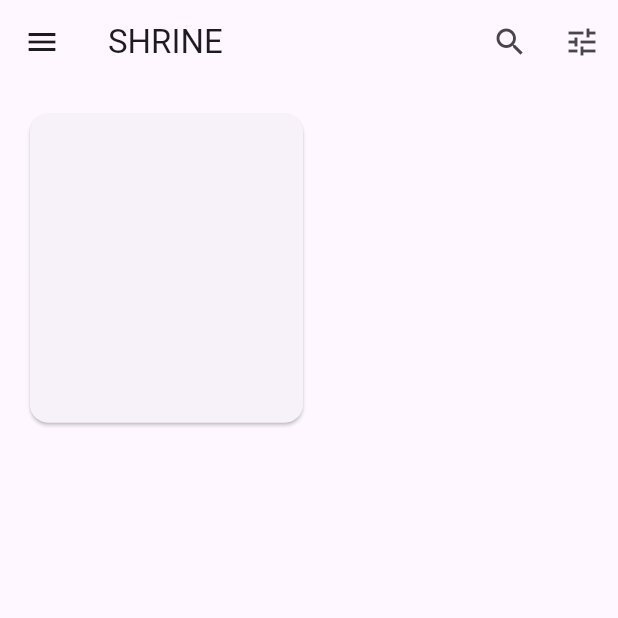
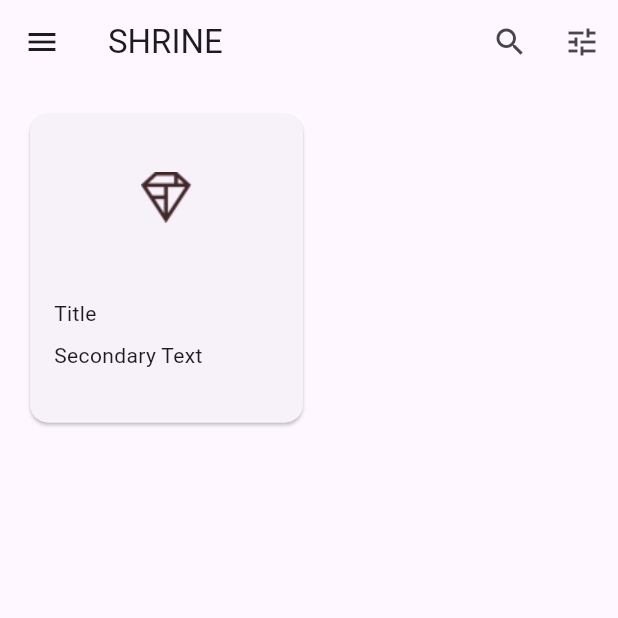
Before and after one commit to xenoplayed/flutter-material-components-codelab, a Flutter app: the HomePage screen opened directly, on a phone screen of 412 x 824 dp, the top half of it. Run offline on Flutter 3.47's test engine with Material 3 defaults, Android fonts, the phone set to English and light mode, and no system bars.

Commit message:
layout cards

```diff
--- a/lib/home.dart
+++ b/lib/home.dart
@@ -65,7 +65,31 @@ class HomePage extends StatelessWidget {
         padding: const EdgeInsets.all(16.0),
         childAspectRatio: 8.0 / 9.0,
         // TODO: Build a grid of cards (102)
-        children: <Widget>[Card()],
+        children: <Widget>[
+          Card(
+            clipBehavior: Clip.antiAlias,
+            child: Column(
+              crossAxisAlignment: CrossAxisAlignment.start,
+              children: <Widget>[
+                AspectRatio(
+                  aspectRatio: 18.0 / 11.0,
+                  child: Image.asset('assets/diamond.png'),
+                ),
+                Padding(
+                  padding: const EdgeInsets.fromLTRB(16.0, 12.0, 16.0, 8),
+                  child: Column(
+                    crossAxisAlignment: CrossAxisAlignment.start,
+                    children: <Widget>[
+                      Text('Title'),
+                      const SizedBox(height: 8.0),
+                      Text('Secondary Text'),
+                    ],
+                  ),
+                ),
+              ],
+            ),
+          ),
+        ],
       ),
       // TODO: Set resizeToAvoidBottomInset (101)
       // Doing this ensures that the keyboard's appearance does not alter the size of the home page or its widgets.
```
